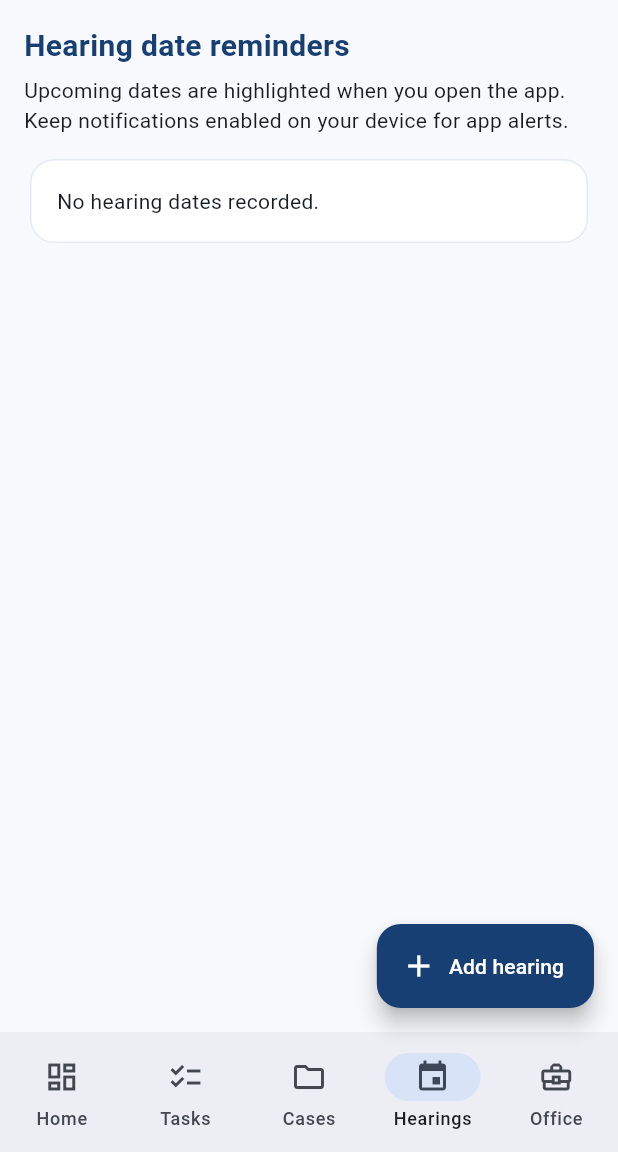
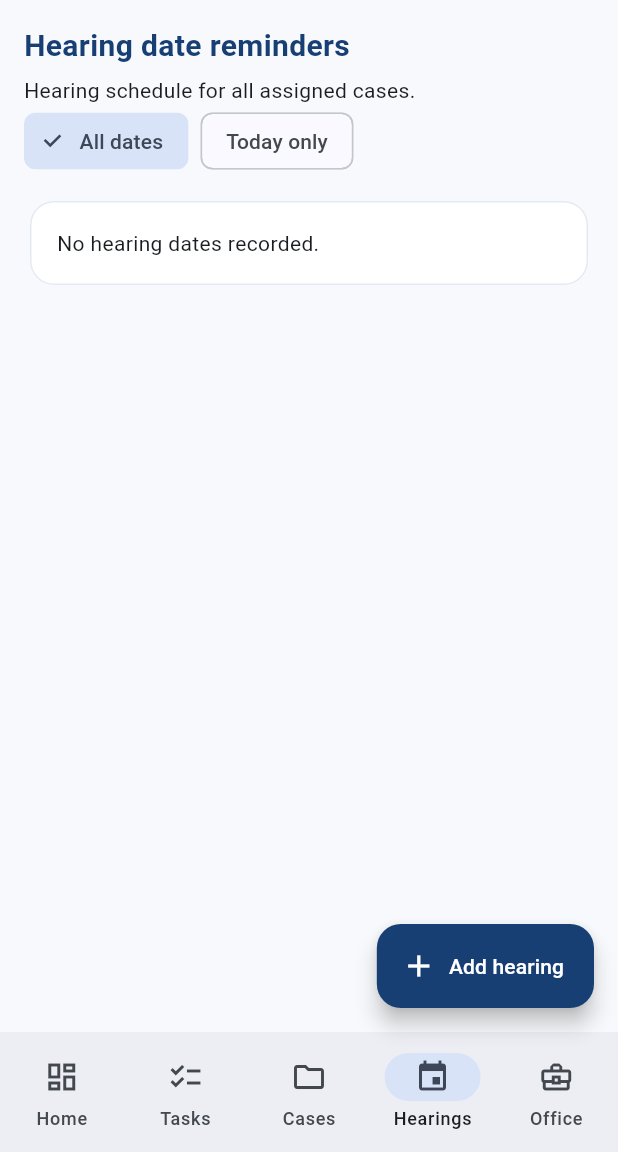
Before and after one commit to aasif882001-dot/KSK-Law-Office, a Flutter app: the HomePage screen opened directly with empty values, item 4 of the bottom bar chosen, on a phone screen of 412 x 824 dp, the part 84-1236 px from its top. Run offline on Flutter 3.47's test engine with Material 3 defaults, Android fonts, the phone set to English and light mode, and no system bars; our stand-ins replace shared_preferences; accounts and stored records are empty.

Commit message:
Add daily hearing schedule and advocate case filtering

```diff
--- a/ksk_law_office_app/lib/main.dart
+++ b/ksk_law_office_app/lib/main.dart
@@ -135,9 +135,11 @@ class HomePage extends StatefulWidget {
 }
 class _HomePageState extends State<HomePage> {
   int tab = 0;
+  bool todayOnly = false;
   bool get isAdmin => widget.role == UserRole.admin;
   List<Map<String, dynamic>> get visibleTasks => isAdmin ? OfficeData.tasks : OfficeData.tasks.where((t) => t['assignee'] == widget.advocateName).toList();
   List<Map<String, dynamic>> get visibleHearings => isAdmin ? OfficeData.hearings : OfficeData.hearings.where((h) => h['advocate'] == widget.advocateName).toList();
+  List<Map<String, dynamic>> get visibleCases => isAdmin ? OfficeData.cases : OfficeData.cases.where((c) => c['advocate'] == widget.advocateName).toList();
   int countTasks(String status) => visibleTasks.where((t) => t['status'] == status).length;
   List<String> get tabs => isAdmin ? ['Home', 'Tasks', 'Cases', 'Hearings', 'Office'] : ['Home', 'Tasks', 'Cases', 'Hearings'];
 
@@ -231,10 +233,10 @@ class _HomePageState extends State<HomePage> {
   }
 
   Widget casesPage() => ListView(padding: const EdgeInsets.all(16), children: [
-    Row(mainAxisAlignment: MainAxisAlignment.spaceBetween, children: [const Text('Case management', style: TextStyle(fontSize: 20, fontWeight: FontWeight.bold, color: navy)), Text('${OfficeData.cases.length} cases')]),
+    Row(mainAxisAlignment: MainAxisAlignment.spaceBetween, children: [const Text('Case management', style: TextStyle(fontSize: 20, fontWeight: FontWeight.bold, color: navy)), Text('${visibleCases.length} cases')]),
     const SizedBox(height: 12),
-    if (OfficeData.cases.isEmpty) const Card(child: Padding(padding: EdgeInsets.all(18), child: Text('No cases added. Admin can add case details using the + button.'))),
-    ...OfficeData.cases.map((c) => Card(margin: const EdgeInsets.only(bottom: 10), child: ListTile(
+    if (visibleCases.isEmpty) const Card(child: Padding(padding: EdgeInsets.all(18), child: Text('No cases added. Admin can add case details using the + button.'))),
+    ...visibleCases.map((c) => Card(margin: const EdgeInsets.only(bottom: 10), child: ListTile(
       leading: const CircleAvatar(backgroundColor: paleBlue, child: Icon(Icons.folder, color: navy)),
       title: Text('${c['caseNumber']} · ${c['title']}', style: const TextStyle(fontWeight: FontWeight.bold)),
       subtitle: Text('Court: ${c['court']}\nParty: ${c['party']}\nAdvocate: ${c['advocate']}\nNext hearing: ${c['nextHearing']}'),
@@ -247,10 +249,12 @@ class _HomePageState extends State<HomePage> {
     final list = [...visibleHearings]..sort((a,b) => a['date'].toString().compareTo(b['date'].toString()));
     return ListView(padding: const EdgeInsets.all(16), children: [
       const Text('Hearing date reminders', style: TextStyle(fontSize: 20, fontWeight: FontWeight.bold, color: navy)),
-      const SizedBox(height: 5), const Text('Upcoming dates are highlighted when you open the app. Keep notifications enabled on your device for app alerts.'),
+      const SizedBox(height: 5), const Text('Hearing schedule for all assigned cases.'),
+      Wrap(spacing: 8, children: [FilterChip(label: const Text('All dates'), selected: !todayOnly, onSelected: (_) => setState(() => todayOnly = false)), FilterChip(label: const Text('Today only'), selected: todayOnly, onSelected: (_) => setState(() => todayOnly = true))]),
       const SizedBox(height: 12),
       if (list.isEmpty) const Card(child: Padding(padding: EdgeInsets.all(18), child: Text('No hearing dates recorded.'))),
-      ...list.map(_hearingCard),
+      ...(todayOnly ? list.where((h) => h['date'].toString() == OfficeData._date(DateTime.now())) : list).map(_hearingCard),
+      if (todayOnly && !list.any((h) => h['date'].toString() == OfficeData._date(DateTime.now()))) const Card(child: Padding(padding: EdgeInsets.all(16), child: Text('No hearings scheduled for today.'))),
     ]);
   }
   bool _isUpcoming(dynamic date) {
```
